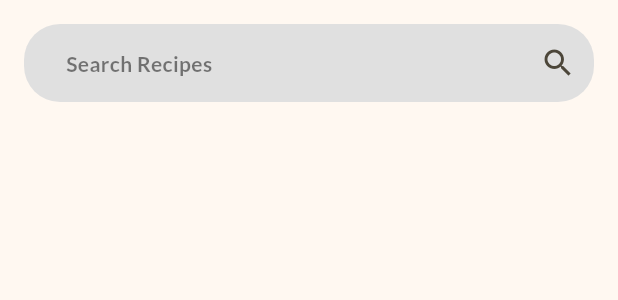
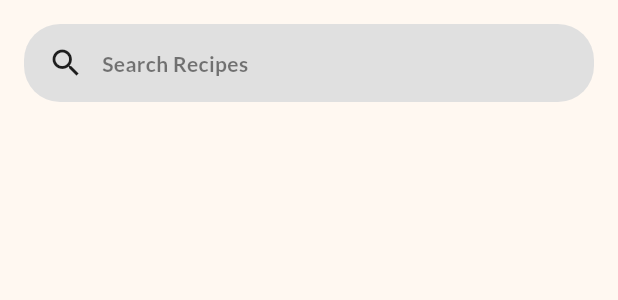
Before and after one commit to muhammed-suhaid/Meal-Mate, a Flutter app: the HomeSearchBar widget shown alone on an empty page, opened directly, on a phone screen of 412 x 824 dp. Shown: the top 300 px of the screen. Run offline on Flutter 3.47's test engine with Material 3 defaults, Android fonts, the phone set to English and light mode, and no system bars; our stand-ins replace flutter_riverpod, google_fonts, iconsax; network calls fail.

Commit message:
search bar design change

```diff
--- a/lib/screens/home_screen/widgets/home_search_bar.dart
+++ b/lib/screens/home_screen/widgets/home_search_bar.dart
@@ -1,8 +1,16 @@
 import 'package:flutter/material.dart';
 
-class HomeSearchBar extends StatelessWidget {
+class HomeSearchBar extends StatefulWidget {
   const HomeSearchBar({super.key});
 
+  @override
+  State<HomeSearchBar> createState() => _HomeSearchBarState();
+}
+
+final TextEditingController searchController = TextEditingController();
+bool hasvalue = false;
+
+class _HomeSearchBarState extends State<HomeSearchBar> {
   @override
   Widget build(BuildContext context) {
     return Container(
@@ -14,18 +22,32 @@ class HomeSearchBar extends StatelessWidget {
       ),
       child: Row(
         children: [
+          const Icon(Icons.search),
           const SizedBox(width: 8),
           Expanded(
             child: TextFormField(
               cursorColor: const Color.fromRGBO(37, 174, 135, 1),
+              controller: searchController,
+              onChanged: (value) {
+                print(searchController.text);
+                setState(() {
+                  hasvalue = true;
+                });
+              },
               decoration: InputDecoration(
                 hintText: "Search Recipes",
-                suffixIcon: IconButton(
-                  onPressed: () {
+                suffixIcon: hasvalue
+                    ? IconButton(
+                        onPressed: () {
+                          searchController.clear();
 
-                  },
-                  icon: const Icon(Icons.search),
-                ),
+                          setState(() {
+                            hasvalue = false;
+                          });
+                        },
+                        icon: const Icon(Icons.close),
+                      )
+                    : null,
                 hintStyle: Theme.of(context).textTheme.bodyMedium!.copyWith(
                       fontWeight: FontWeight.bold,
                       color: Colors.black.withOpacity(0.5),
@@ -45,5 +67,3 @@ class HomeSearchBar extends StatelessWidget {
     );
   }
 }
-
-final TextEditingController searchController = TextEditingController();
```
